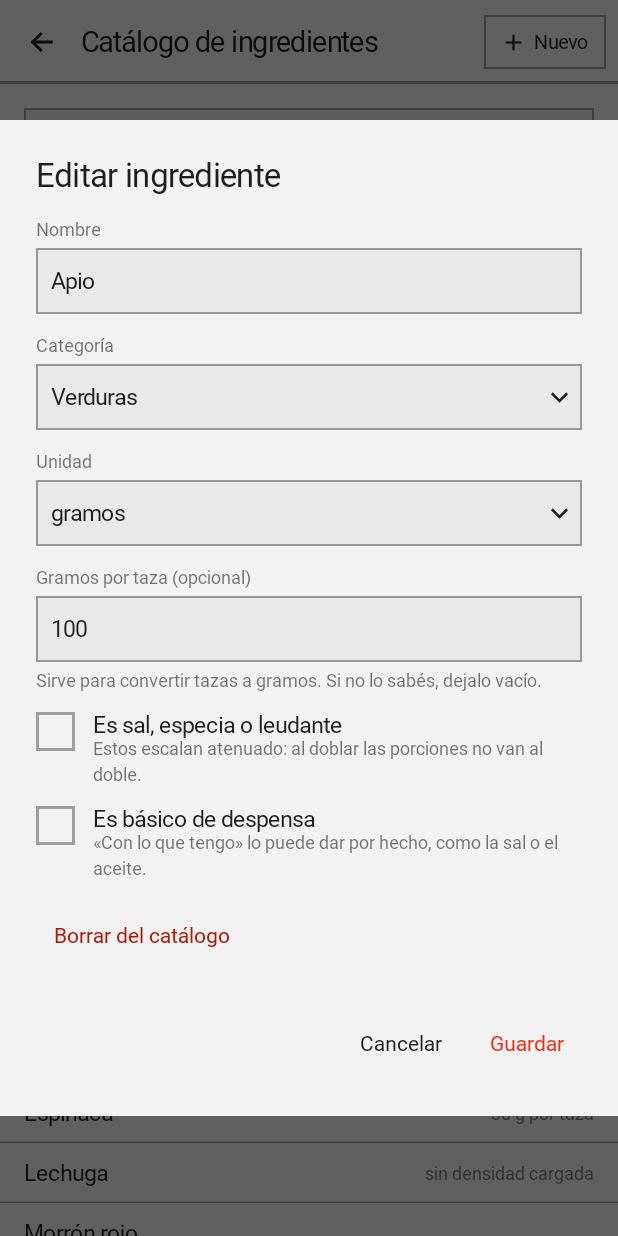
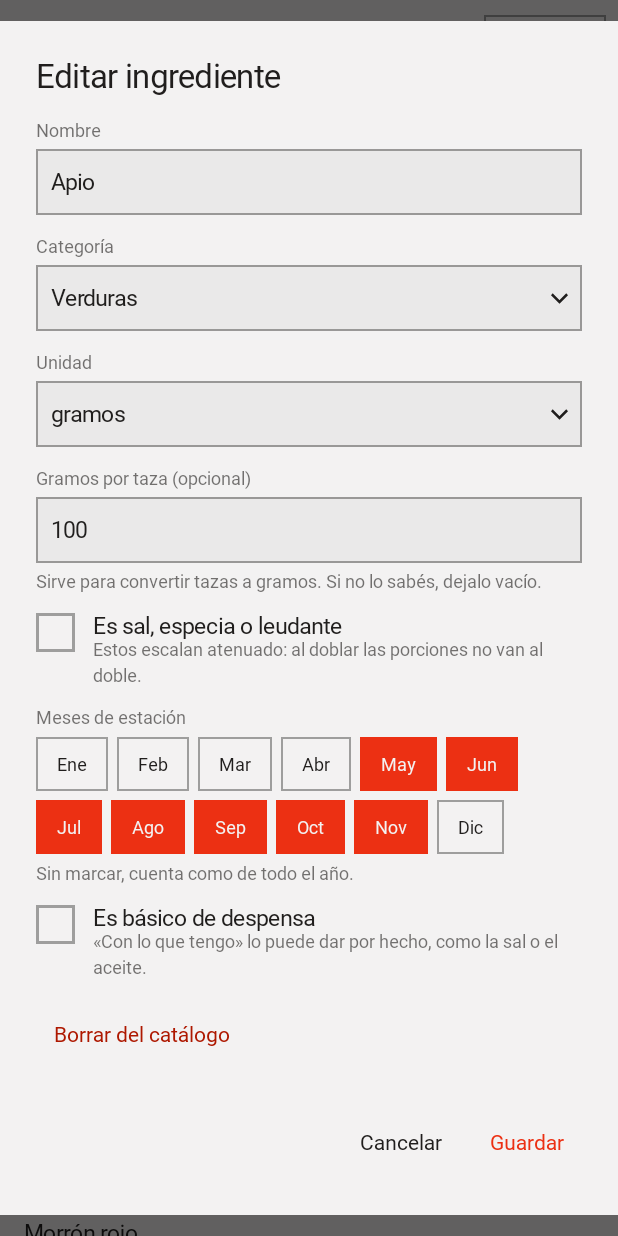
Before and after one commit to hsosa09/recetario-criollo, an Android app built with Jetpack Compose: the CatalogoPantalla screen opened through its navigation route, after a tap on "Apio", on a phone screen of 412 x 824 dp. Run offline under Robolectric (Android 15) with nearby library versions, the phone set to English and light mode, and no system bars; our stand-ins replace Room's generated code; Roboto replaces fonts that are not available here.

Commit message:
Recetas estacionales
- Estacionalidad (dominio, con tests): una receta es de estación si tiene
  al menos una verdura o fruta con dato de temporada y todas las que tienen
  dato están en el mes. Lo que no tiene dato (papa, cebolla) no suma ni
  resta; solo cuentan verduras y frutas.
- Mis recetas: chip «De estación» y etiqueta en la fila, con el mes de hoy
  (inyectable en el ViewModel).
- Detalle: etiqueta «De estación».
- Catálogo: al editar una verdura o fruta, 12 chips para marcar los meses;
  sin marcar cuenta como todo el año. En otras categorías se guarda 0.

Verificado en emulador (septiembre): ninguna receta de ejemplo es de
estación; al sumar septiembre al Morrón rojo, Pastel de papa aparece con el
filtro y con la etiqueta en la lista y el detalle.

Closes #41

Co-Authored-By: Claude Opus 5 <noreply@anthropic.com>
Claude-Session: https://claude.ai/code/session_01CFphcqcEcsEVT6UTith2zZ

```diff
--- a/app/src/main/java/uy/horacio/recetariocriollo/dominio/Temporada.kt
+++ b/app/src/main/java/uy/horacio/recetariocriollo/dominio/Temporada.kt
@@ -1,4 +1,7 @@
 package uy.horacio.recetariocriollo.dominio
+
+import uy.horacio.recetariocriollo.dominio.modelo.CategoriaIngrediente
+import uy.horacio.recetariocriollo.dominio.modelo.Receta
 
 /**
  * Meses de estación como máscara de 12 bits: bit 0 = enero … bit 11 = diciembre.
@@ -60,3 +63,31 @@ object Temporada {
         "Membrillo" to rango(3, 5)
     )
 }
+
+/** Si una receta se puede hacer con lo que está de estación en un mes dado. */
+object Estacionalidad {
+
+    private val CATEGORIAS_CON_ESTACION = setOf(
+        CategoriaIngrediente.VERDURAS,
+        CategoriaIngrediente.FRUTAS
+    )
+
+    /**
+     * De estación = tiene al menos una verdura o fruta con dato de temporada, y todas las que
+     * tienen dato están en el mes. Las que no tienen dato (papa, cebolla) no suman ni restan.
+     */
+    fun esDeEstacion(receta: Receta, mes: Int): Boolean {
+        val conDato = conDatoDeTemporada(receta)
+        return conDato.isNotEmpty() && conDato.all { Temporada.incluye(it.meses, mes) }
+    }
+
+    /** Las verduras y frutas de la receta que no están de estación en el mes. */
+    fun fueraDeEstacion(receta: Receta, mes: Int) =
+        conDatoDeTemporada(receta).filterNot { Temporada.incluye(it.meses, mes) }
+
+    private fun conDatoDeTemporada(receta: Receta) =
+        receta.ingredientes
+            .map { it.ingrediente }
+            .distinctBy { it.id }
+            .filter { it.categoria in CATEGORIAS_CON_ESTACION && it.meses != Temporada.TODO_EL_ANIO }
+}
--- a/app/src/main/java/uy/horacio/recetariocriollo/ui/ingredientes/DialogoNuevoIngrediente.kt
+++ b/app/src/main/java/uy/horacio/recetariocriollo/ui/ingredientes/DialogoNuevoIngrediente.kt
@@ -3,6 +3,7 @@ package uy.horacio.recetariocriollo.ui.ingredientes
 import androidx.compose.foundation.clickable
 import androidx.compose.foundation.layout.Arrangement
 import androidx.compose.foundation.layout.Column
+import androidx.compose.foundation.layout.FlowRow
 import androidx.compose.foundation.layout.Row
 import androidx.compose.foundation.layout.fillMaxWidth
 import androidx.compose.foundation.rememberScrollState
@@ -14,6 +15,7 @@ import androidx.compose.material3.Text
 import androidx.compose.material3.TextButton
 import androidx.compose.runtime.Composable
 import androidx.compose.runtime.getValue
+import androidx.compose.runtime.mutableIntStateOf
 import androidx.compose.runtime.mutableStateOf
 import androidx.compose.runtime.saveable.rememberSaveable
 import androidx.compose.runtime.setValue
@@ -27,12 +29,14 @@ import androidx.compose.ui.text.input.KeyboardType
 import androidx.compose.ui.unit.dp
 import uy.horacio.recetariocriollo.R
 import uy.horacio.recetariocriollo.dominio.Fracciones
+import uy.horacio.recetariocriollo.dominio.Temporada
 import uy.horacio.recetariocriollo.dominio.ValidacionIngrediente
 import uy.horacio.recetariocriollo.dominio.modelo.CategoriaIngrediente
 import uy.horacio.recetariocriollo.dominio.modelo.Ingrediente
 import uy.horacio.recetariocriollo.dominio.modelo.Unidad
 import uy.horacio.recetariocriollo.ui.componentes.CampoTexto
 import uy.horacio.recetariocriollo.ui.componentes.Casilla
+import uy.horacio.recetariocriollo.ui.componentes.ChipRecto
 import uy.horacio.recetariocriollo.ui.componentes.SelectorDesplegable
 import uy.horacio.recetariocriollo.ui.componentes.TextoTenue
 import uy.horacio.recetariocriollo.ui.textoId
@@ -78,6 +82,7 @@ fun DialogoIngrediente(
     }
     var especia by rememberSaveable { mutableStateOf(inicial.esSalOEspecia) }
     var basico by rememberSaveable { mutableStateOf(inicial.esBasicoDeDespensa) }
+    var meses by rememberSaveable { mutableIntStateOf(inicial.meses) }
     val colores = MaterialTheme.colorScheme
 
     val problema = ValidacionIngrediente.validar(nombre, densidad, catalogo, inicial.id)
@@ -107,7 +112,8 @@ fun DialogoIngrediente(
                             densidadGramosPorTaza = Fracciones.parsear(densidad),
                             esSalOEspecia = especia,
                             esBasicoDeDespensa = basico,
-                            unidadHabitual = unidad
+                            unidadHabitual = unidad,
+                            meses = if (categoria in CATEGORIAS_CON_TEMPORADA) meses else Temporada.TODO_EL_ANIO
                         )
                     )
                 },
@@ -166,6 +172,25 @@ fun DialogoIngrediente(
                     detalle = stringResource(R.string.selector_alta_especia_ayuda),
                     alTocar = { especia = !especia }
                 )
+                if (mostrarBasico && categoria in CATEGORIAS_CON_TEMPORADA) {
+                    Column(verticalArrangement = Arrangement.spacedBy(6.dp)) {
+                        TextoTenue(stringResource(R.string.catalogo_temporada))
+                        FlowRow(
+                            horizontalArrangement = Arrangement.spacedBy(6.dp),
+                            verticalArrangement = Arrangement.spacedBy(6.dp)
+                        ) {
+                            MESES_CORTOS.forEachIndexed { indice, id ->
+                                val mes = indice + 1
+                                ChipRecto(
+                                    texto = stringResource(id),
+                                    activo = meses != Temporada.TODO_EL_ANIO && Temporada.incluye(meses, mes),
+                                    alTocar = { meses = Temporada.alternar(meses, mes) }
+                                )
+                            }
+                        }
+                        TextoTenue(stringResource(R.string.catalogo_temporada_ayuda))
+                    }
+                }
                 if (mostrarBasico) {
                     OpcionCasilla(
                         marcada = basico,
@@ -207,3 +232,10 @@ private fun OpcionCasilla(marcada: Boolean, titulo: String, detalle: String, alT
         }
     }
 }
+
+private val CATEGORIAS_CON_TEMPORADA = setOf(CategoriaIngrediente.VERDURAS, CategoriaIngrediente.FRUTAS)
+
+private val MESES_CORTOS = listOf(
+    R.string.mes_ene, R.string.mes_feb, R.string.mes_mar, R.string.mes_abr, R.string.mes_may, R.string.mes_jun,
+    R.string.mes_jul, R.string.mes_ago, R.string.mes_sep, R.string.mes_oct, R.string.mes_nov, R.string.mes_dic
+)
--- a/app/src/main/java/uy/horacio/recetariocriollo/ui/recetas/DetalleRecetaPantalla.kt
+++ b/app/src/main/java/uy/horacio/recetariocriollo/ui/recetas/DetalleRecetaPantalla.kt
@@ -47,6 +47,7 @@ import kotlinx.coroutines.launch
 import uy.horacio.recetariocriollo.R
 import uy.horacio.recetariocriollo.cronometro.Cronometro
 import uy.horacio.recetariocriollo.dominio.CantidadEscalada
+import uy.horacio.recetariocriollo.dominio.Estacionalidad
 import uy.horacio.recetariocriollo.dominio.Historial
 import uy.horacio.recetariocriollo.dominio.modelo.Cocinada
 import uy.horacio.recetariocriollo.dominio.modelo.PasoPreparacion
@@ -170,6 +171,10 @@ fun DetalleRecetaPantalla(
                         Etiqueta(stringResource(receta.categoria.textoId), acento = true)
                         receta.tiempoLegible?.let { Etiqueta(it) }
                         receta.dificultad?.let { Etiqueta(stringResource(it.textoId)) }
+                        val mes = remember { java.time.LocalDate.now().monthValue }
+                        if (Estacionalidad.esDeEstacion(receta, mes)) {
+                            Etiqueta(stringResource(R.string.lista_de_estacion), acento = true)
+                        }
                     }
                     val resumen = Historial.resumir(receta.id, estado.cocinadas)
                     if (resumen.veces > 0) {
--- a/app/src/main/java/uy/horacio/recetariocriollo/ui/recetas/ListaRecetasPantalla.kt
+++ b/app/src/main/java/uy/horacio/recetariocriollo/ui/recetas/ListaRecetasPantalla.kt
@@ -96,6 +96,13 @@ fun ListaRecetasPantalla(
                     }
                     item {
                         ChipRecto(
+                            texto = stringResource(R.string.lista_de_estacion),
+                            activo = estado.soloDeEstacion,
+                            alTocar = vistaModelo::alternarSoloDeEstacion
+                        )
+                    }
+                    item {
+                        ChipRecto(
                             texto = stringResource(R.string.filtro_todas),
                             activo = estado.categoria == null,
                             alTocar = { vistaModelo.cambiarCategoria(null) }
@@ -133,6 +140,7 @@ fun ListaRecetasPantalla(
                 FilaReceta(
                     receta = receta,
                     resumen = estado.resumenes[receta.id],
+                    deEstacion = receta.id in estado.deEstacion,
                     alTocar = { alAbrirReceta(receta.id) },
                     alAlternarFavorita = { vistaModelo.alternarFavorita(receta) }
                 )
@@ -145,6 +153,7 @@ fun ListaRecetasPantalla(
 private fun FilaReceta(
     receta: Receta,
     resumen: ResumenCocinadas?,
+    deEstacion: Boolean,
     alTocar: () -> Unit,
     alAlternarFavorita: () -> Unit
 ) {
@@ -167,7 +176,7 @@ private fun FilaReceta(
                 modifier = Modifier.padding(bottom = 5.dp)
             )
             TextoTenue(texto = metaDeReceta(receta), modifier = Modifier.padding(bottom = 7.dp))
-            LineaDificultadYVeces(receta = receta, resumen = resumen)
+            LineaDificultadYVeces(receta = receta, resumen = resumen, deEstacion = deEstacion)
         }
 
         BotonIcono(
@@ -220,11 +229,12 @@ fun MiniaturaReceta(receta: Receta, lado: Dp, modifier: Modifier = Modifier) {
 
 /** "Media · ★★★★½ · cocinada 5 veces", la línea chica de la fila del prototipo. */
 @Composable
-private fun LineaDificultadYVeces(receta: Receta, resumen: ResumenCocinadas?) {
+private fun LineaDificultadYVeces(receta: Receta, resumen: ResumenCocinadas?, deEstacion: Boolean) {
     Row(
         horizontalArrangement = Arrangement.spacedBy(6.dp),
         verticalAlignment = Alignment.CenterVertically
     ) {
+        if (deEstacion) Etiqueta(stringResource(R.string.lista_de_estacion), acento = true)
         receta.dificultad?.let { Etiqueta(stringResource(it.textoId)) }
         resumen?.promedioEstrellas?.let { promedio ->
             Text(
--- a/app/src/main/java/uy/horacio/recetariocriollo/ui/recetas/ListaRecetasViewModel.kt
+++ b/app/src/main/java/uy/horacio/recetariocriollo/ui/recetas/ListaRecetasViewModel.kt
@@ -11,6 +11,8 @@ import kotlinx.coroutines.flow.update
 import kotlinx.coroutines.launch
 import uy.horacio.recetariocriollo.datos.CocinadaRepositorio
 import uy.horacio.recetariocriollo.datos.RecetaRepositorio
+import uy.horacio.recetariocriollo.dominio.Estacionalidad
+import java.time.LocalDate
 import uy.horacio.recetariocriollo.dominio.modelo.ResumenCocinadas
 import uy.horacio.recetariocriollo.dominio.Texto
 import uy.horacio.recetariocriollo.dominio.modelo.CategoriaReceta
@@ -22,6 +24,9 @@ data class EstadoListaRecetas(
     val texto: String = "",
     val categoria: CategoriaReceta? = null,
     val soloFavoritas: Boolean = false,
+    val soloDeEstacion: Boolean = false,
+    /** Ids de las recetas de estación en el mes actual. */
+    val deEstacion: Set<Long> = emptySet(),
     val categoriasDisponibles: List<CategoriaReceta> = emptyList(),
     /** Veces cocinada y estrellas por receta; las nunca cocinadas no están. */
     val resumenes: Map<Long, ResumenCocinadas> = emptyMap(),
@@ -31,22 +36,28 @@ data class EstadoListaRecetas(
 private data class FiltroLista(
     val texto: String = "",
     val categoria: CategoriaReceta? = null,
-    val soloFavoritas: Boolean = false
+    val soloFavoritas: Boolean = false,
+    val soloDeEstacion: Boolean = false
 )
 
 class ListaRecetasViewModel(
     private val repositorio: RecetaRepositorio,
-    cocinadas: CocinadaRepositorio
+    cocinadas: CocinadaRepositorio,
+    /** Inyectable para los tests; en la app es el mes de hoy en la zona del teléfono. */
+    private val mesActual: () -> Int = { LocalDate.now().monthValue }
 ) : ViewModel() {
 
     private val filtro = MutableStateFlow(FiltroLista())
 
     val estado: StateFlow<EstadoListaRecetas> =
         combine(repositorio.observarRecetas(), filtro, cocinadas.observarResumenes()) { recetas, filtroActual, resumenes ->
+            val mes = mesActual()
+            val deEstacion = recetas.filter { Estacionalidad.esDeEstacion(it, mes) }.map { it.id }.toSet()
             val filtradas = recetas.filter { receta ->
                 Texto.contiene(receta.nombre, filtroActual.texto) &&
                     (filtroActual.categoria == null || receta.categoria == filtroActual.categoria) &&
-                    (!filtroActual.soloFavoritas || receta.esFavorita)
+                    (!filtroActual.soloFavoritas || receta.esFavorita) &&
+                    (!filtroActual.soloDeEstacion || receta.id in deEstacion)
             }
             EstadoListaRecetas(
                 recetas = filtradas,
@@ -54,6 +65,8 @@ class ListaRecetasViewModel(
                 texto = filtroActual.texto,
                 categoria = filtroActual.categoria,
                 soloFavoritas = filtroActual.soloFavoritas,
+                soloDeEstacion = filtroActual.soloDeEstacion,
+                deEstacion = deEstacion,
                 categoriasDisponibles = recetas.map { it.categoria }.distinct().sortedBy { it.ordinal },
                 resumenes = resumenes,
                 cargando = false
@@ -68,6 +81,8 @@ class ListaRecetasViewModel(
 
     fun cambiarCategoria(nueva: CategoriaReceta?) = filtro.update { it.copy(categoria = nueva) }
 
+    fun alternarSoloDeEstacion() = filtro.update { it.copy(soloDeEstacion = !it.soloDeEstacion) }
+
     fun alternarSoloFavoritas() = filtro.update { it.copy(soloFavoritas = !it.soloFavoritas) }
 
     fun alternarFavorita(receta: Receta) {
--- a/app/src/main/res/values/strings.xml
+++ b/app/src/main/res/values/strings.xml
@@ -20,6 +20,7 @@
     <string name="lista_titulo">Mis recetas</string>
     <string name="lista_buscar">Buscar receta</string>
     <string name="lista_solo_favoritas">Solo favoritas</string>
+    <string name="lista_de_estacion">De estación</string>
     <string name="lista_vacia_titulo">Todavía no hay recetas</string>
     <string name="lista_vacia_detalle">Tocá «Nueva receta» arriba y cargá la primera.</string>
     <string name="lista_sin_resultados">Ninguna receta coincide</string>
@@ -222,6 +223,20 @@
     </plurals>
     <string name="catalogo_densidad">%1$s g por taza</string>
     <string name="catalogo_sin_densidad">sin densidad cargada</string>
+    <string name="catalogo_temporada">Meses de estación</string>
+    <string name="catalogo_temporada_ayuda">Sin marcar, cuenta como de todo el año.</string>
+    <string name="mes_ene">Ene</string>
+    <string name="mes_feb">Feb</string>
+    <string name="mes_mar">Mar</string>
+    <string name="mes_abr">Abr</string>
+    <string name="mes_may">May</string>
+    <string name="mes_jun">Jun</string>
+    <string name="mes_jul">Jul</string>
+    <string name="mes_ago">Ago</string>
+    <string name="mes_sep">Sep</string>
+    <string name="mes_oct">Oct</string>
+    <string name="mes_nov">Nov</string>
+    <string name="mes_dic">Dic</string>
     <string name="catalogo_basico">Es básico de despensa</string>
     <string name="catalogo_basico_ayuda">«Con lo que tengo» lo puede dar por hecho, como la sal o el aceite.</string>
     <string name="catalogo_nombre_repetido">Ya hay un ingrediente con ese nombre.</string>
```
Also changed, not shown: 1 other file.
